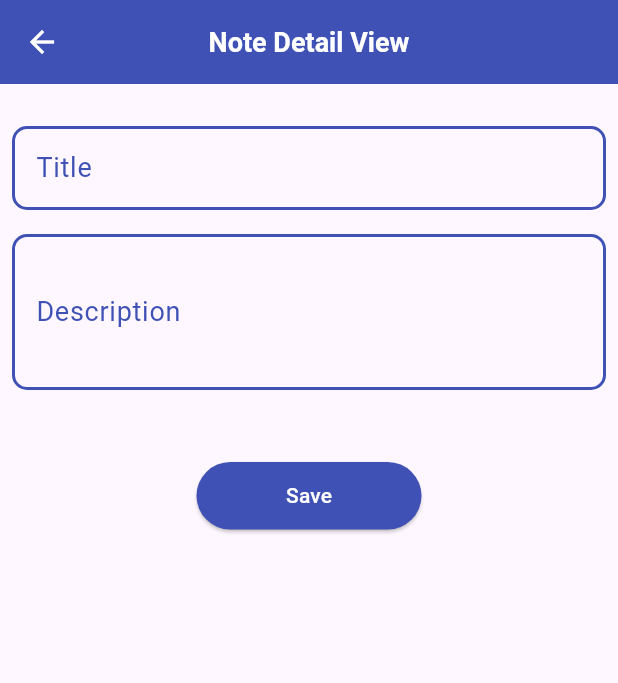
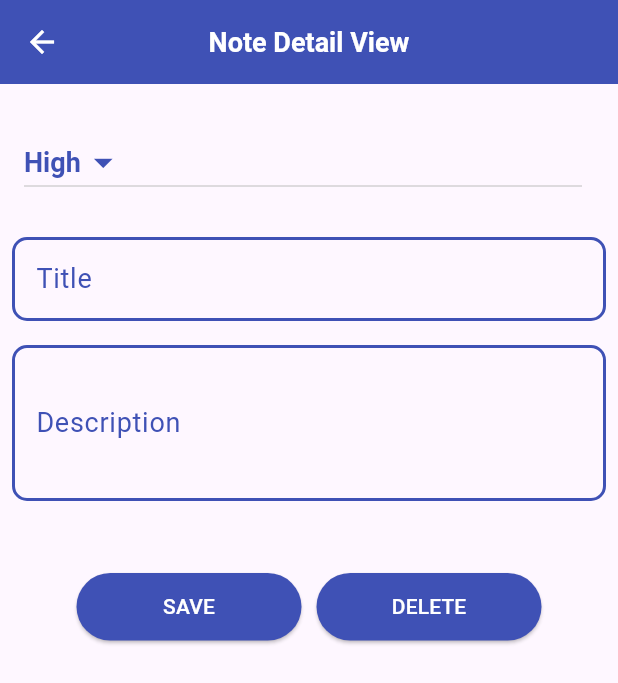
Before and after one commit to MosawirShah/noteKeeper-NAVTTC-2025_Cls_work-, a Flutter app: the NoteDetailsView screen opened directly, on a phone screen of 412 x 824 dp. Shown: the top 683 px of the screen. Run offline on Flutter 3.47's test engine with Material 3 defaults, Android fonts, the phone set to English and light mode, and no system bars; our stand-ins replace google_fonts, sqflite; accounts and stored records are empty.

Commit message:
Menu button has added

```diff
--- a/lib/view_model/note_view_model.dart
+++ b/lib/view_model/note_view_model.dart
@@ -4,20 +4,65 @@ import 'package:note_keeper/services/db_helper.dart';
 
 class NoteViewModel with ChangeNotifier{
 
-  DatabaseHelper _databaseHelper = DatabaseHelper.instance;
+
+NoteViewModel()
+{ fetchData();
+}
+
+final _databaseHelper = DatabaseHelper.instance;
+
+  List<String> priorityList = ['High','Low'];
+
+  List<NoteModel> _noteList = [];
+  List <NoteModel> get noteList => _noteList;
+
   bool _loading = false;
   bool get loading => _loading;
 
   String _errorText = "";
   String get errorText => _errorText;
 
+  //Priority as a integer
+  int _priority = 1;
+  int get priority=> _priority;
+
+void priorityAsInt(String value){
+  switch(value){
+    case 'High':
+      _priority = 1;
+    case 'Low':
+      _priority = 2;
+  }
+  notifyListeners();
+}
+
+NoteModel? noteModel;
+
+///Get Priority as String
+  String priorityAsString(int value){
+    String stringPriority;
+    switch(value){
+      case 1:
+        stringPriority = 'High';
+        return stringPriority;
+      case 2:
+        stringPriority = 'Low';
+        return stringPriority;
+      default:
+        stringPriority = 'Low';
+        return stringPriority;
+    }
+
+  }
+
+
   fetchData()async{
     try{
       _loading = true;
       _errorText = "";
-      await _databaseHelper.fetchData();
+      _noteList = await _databaseHelper.fetchData();
       _loading = false;
-      notifyListeners();
+
     }catch(e){
       _errorText = e.toString();
       _loading = false;
@@ -29,7 +74,7 @@ class NoteViewModel with ChangeNotifier{
     try{
       _loading = true;
       _errorText = "";
-      await _databaseHelper.insertion(noteModel);
+     _databaseHelper.insertion(noteModel);
       _loading = false;
       notifyListeners();
     }catch(e){
--- a/lib/views/note_details_view.dart
+++ b/lib/views/note_details_view.dart
@@ -19,6 +19,25 @@ class NoteDetailsView extends StatelessWidget {
       body: Column(
         children: [
           SizedBox(height: 20,),
+          ListTile(
+            title: DropdownButton(
+                items: noteProvider.priorityList.map((String dropDownItem){
+                 return DropdownMenuItem<String>(
+                     value: dropDownItem,
+                     child: Text(dropDownItem
+                     ));
+            }).toList(),
+              iconEnabledColor: Colors.indigo,
+              dropdownColor: Colors.white,
+              iconSize: 30,
+              value: noteProvider.priorityAsString(noteProvider.priority),
+              style: TextStyle(color: Colors.indigo,fontSize: 18,fontWeight: FontWeight.bold),
+              onChanged: (selectedPriority){
+                  noteProvider.priorityAsInt(selectedPriority!);
+              },),
+
+          ),
+          SizedBox(height: 10,),
           Padding(
             padding: const EdgeInsets.all(8.0),
             child: TextField(
@@ -71,21 +90,43 @@ class NoteDetailsView extends StatelessWidget {
             ),
           ),
           SizedBox(height: 40,),
+          Row(
+            mainAxisAlignment: MainAxisAlignment.center,
+            children: [
               Container(
                 width: 150,
                 height: 45,
+                child: ElevatedButton(
+                  style: ButtonStyle(
+                    backgroundColor: WidgetStatePropertyAll<Color>(Colors.indigo),
+                  ),
+                    onPressed: ()async{
+                    NoteModel noteModel = NoteModel(priority: noteProvider.priority, title: _titleController.text, description: _descriptionController.text);
+                   // noteProvider.noteList.add(noteModel);
+                     noteProvider.noteList.add(noteModel);
 
+
+                    Navigator.of(context).pop();
+                  debugPrint("Data Saved");
+                },
+                    child: Text("SAVE",style: TextStyle(color: Colors.white),)),
+              ),
+              SizedBox(width: 10,),
+              ///DELETE BUTTON
+              Container(
+                width: 150,
+                height: 45,
                 child: ElevatedButton(
                     style: ButtonStyle(
                       backgroundColor: WidgetStatePropertyAll<Color>(Colors.indigo),
                     ),
                     onPressed: (){
-                NoteModel noteModel = NoteModel(priority: 1, title: _titleController.text, description: _descriptionController.text);
-                noteProvider.insertData(noteModel);
-                Navigator.of(context).pop();
-              debugPrint("Data Saved");
+
+                      debugPrint("Data DELETED");
                     },
-                child: Text("Save",style: TextStyle(color: Colors.white),)),
+                    child: Text("DELETE",style: TextStyle(color: Colors.white),)),
+              ),
+            ],
           ),
         ],
       ),
```
Also changed, not shown: lib/main.dart (+5 -3 lines), lib/services/db_helper.dart (+6 -5 lines), lib/views/note_view.dart (+19 -14 lines). Lines whose indentation alone changed are shown as unchanged.
